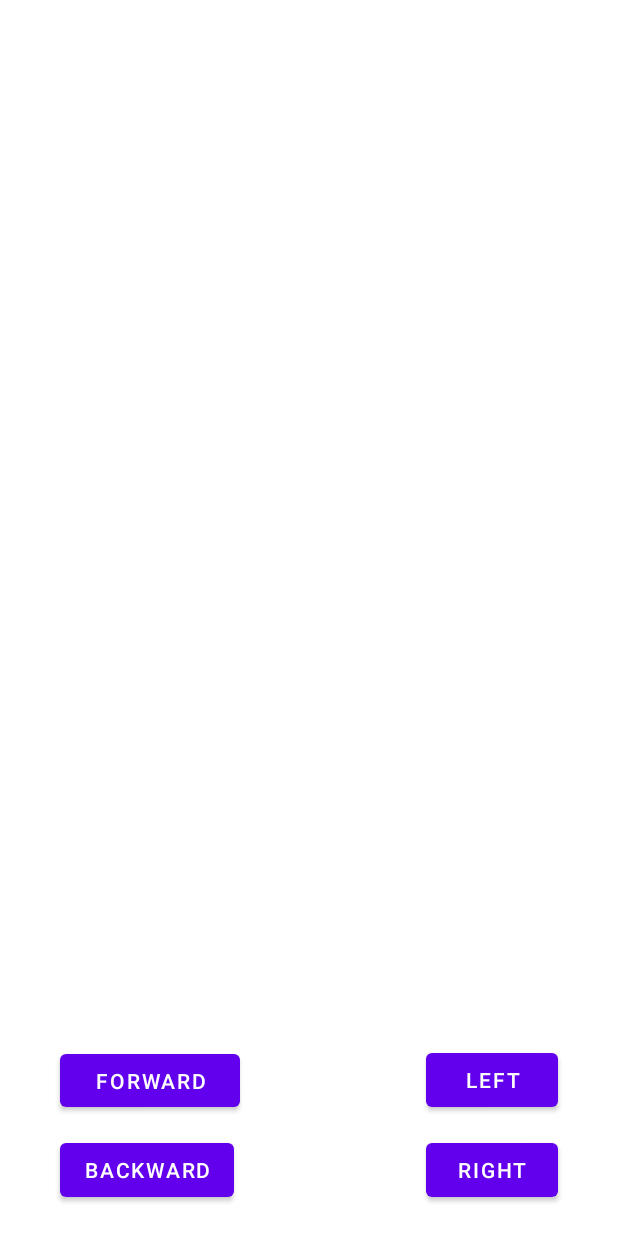
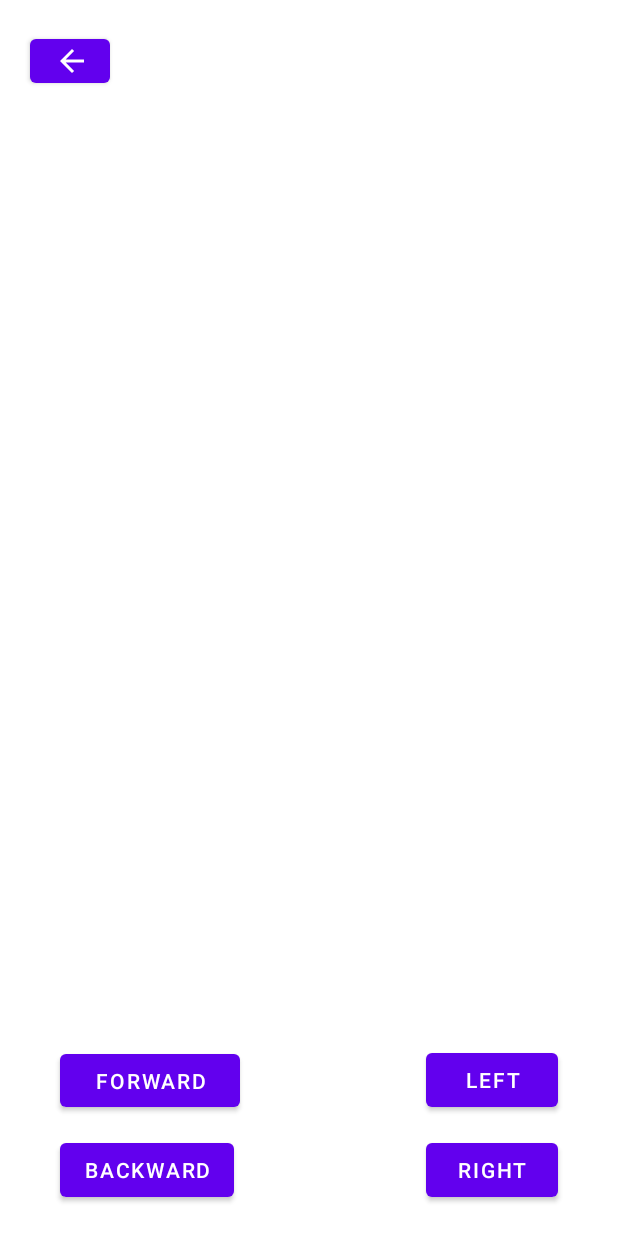
Before and after one commit to DIT113-V22/group-10, an Android app: the CarControl screen opened directly, with no data from a screen before it, on a phone screen of 412 x 824 dp. Run offline under Robolectric (Android 15) with nearby library versions, the phone set to English and light mode, and no system bars; our stand-ins replace navigation-ui; libraries missing offline, so code that uses them is left out: org.eclipse.paho; 2 statements that could not run were skipped.

Commit message:
#9 Changed the buttons so you need to press and hold in order for them to function and added a back button

```diff
--- a/Android/app/src/main/java/com/example/hermes/CarControl.java
+++ b/Android/app/src/main/java/com/example/hermes/CarControl.java
@@ -1,16 +1,17 @@
 package com.example.hermes;
 
+import android.content.Intent;
 import android.graphics.Bitmap;
 import android.graphics.Color;
 import android.os.Bundle;
-
-import androidx.appcompat.app.AppCompatActivity;
-
 import android.util.Log;
+import android.view.MotionEvent;
 import android.view.View;
+import android.widget.Button;
 import android.widget.ImageView;
 import android.widget.Toast;
 
+import androidx.appcompat.app.AppCompatActivity;
 import androidx.navigation.NavController;
 import androidx.navigation.Navigation;
 import androidx.navigation.ui.AppBarConfiguration;
@@ -18,7 +19,6 @@ import androidx.navigation.ui.NavigationUI;
 
 import com.example.hermes.databinding.ActivityCarControlBinding;
 import com.example.hermes.ui.MqttClient;
-import com.google.android.material.snackbar.Snackbar;
 
 import org.eclipse.paho.client.mqttv3.IMqttActionListener;
 import org.eclipse.paho.client.mqttv3.IMqttDeliveryToken;
@@ -77,12 +77,57 @@ public class CarControl extends AppCompatActivity {
        */
 
 
+        Button b = findViewById(R.id.backButton);
+        Button f = findViewById(R.id.ForButton);
+        Button l = findViewById(R.id.leftButton);
+        Button r = findViewById(R.id.rightButton);
+        b.setOnTouchListener(new View.OnTouchListener() {
+            @Override
+            public boolean onTouch(View view, MotionEvent motionEvent) {
+                if (motionEvent.getAction() == MotionEvent.ACTION_DOWN){
+                    move(-MOVEMENT_SPEED, STRAIGHT_ANGLE, "Going backward");
+                } else if (motionEvent.getAction() == MotionEvent.ACTION_UP) {
+                    move(IDLE_SPEED, STRAIGHT_ANGLE, "Stopping");
+                }
+                return false;
+            }
+        });
+        f.setOnTouchListener(new View.OnTouchListener() {
+            @Override
+            public boolean onTouch(View view, MotionEvent motionEvent) {
+                if (motionEvent.getAction() == MotionEvent.ACTION_DOWN) {
+                    move(MOVEMENT_SPEED, STRAIGHT_ANGLE, "Going forward");
+                } else if (motionEvent.getAction() == MotionEvent.ACTION_UP) {
+                    move(IDLE_SPEED, STRAIGHT_ANGLE, "Stopping");
+                }
+                return false;
+            }
+        });
+        l.setOnTouchListener(new View.OnTouchListener() {
+            @Override
+            public boolean onTouch(View view, MotionEvent motionEvent) {
+                if (motionEvent.getAction() == MotionEvent.ACTION_DOWN) {
+                    move(MOVEMENT_SPEED, -STEERING_ANGLE, "Going left");
+                } else if (motionEvent.getAction() == MotionEvent.ACTION_UP) {
+                    move(IDLE_SPEED, STRAIGHT_ANGLE, "Stopping");
+                }
+                return false;
+            }
+        });
+        r.setOnTouchListener(new View.OnTouchListener() {
+            @Override
+            public boolean onTouch(View view, MotionEvent motionEvent) {
+                if (motionEvent.getAction() == MotionEvent.ACTION_DOWN) {
+                    move(MOVEMENT_SPEED, STEERING_ANGLE, "Going right");
+                } else if (motionEvent.getAction() == MotionEvent.ACTION_UP) {
+                    move(IDLE_SPEED, STRAIGHT_ANGLE, "Stopping");
+                }
+                return false;
+            }
+        });
         mqttClient = new MqttClient(getApplicationContext(),MQTT_SERVER, TAG);
-       // mqttClientExternal = new MqttClient(getApplicationContext(),EXTERNAL_MQTT_BROKER,TAG);
         camera = findViewById(R.id.camera);
         connectToMqttBroker();
-
-
 
    }
 
@@ -178,9 +223,9 @@ public class CarControl extends AppCompatActivity {
         mqttClient.publish(STEERING_CONTROL,Integer.toString(steeringangle),QOS,null);
     }
 
+    /*
     public void goForward(View v){
         move(MOVEMENT_SPEED, STRAIGHT_ANGLE, "Going forward");
-
     }
     public void goBackward(View v){
         move(-MOVEMENT_SPEED, STRAIGHT_ANGLE, "Going backward");
@@ -191,6 +236,17 @@ public class CarControl extends AppCompatActivity {
    public void goRight(View v){
         move(MOVEMENT_SPEED, STEERING_ANGLE, "Going right");
    }
+    public void stop(View v) {
+        move(IDLE_SPEED, STRAIGHT_ANGLE, "Stopping");
+    }
+
+     */
+
+    public void home(View v){
+        Intent intent = new Intent(this, MainActivity.class);
+        startActivity(intent);
+    }
+
 
 
     @Override
--- a/Android/app/src/main/res/layout/activity_car_control.xml
+++ b/Android/app/src/main/res/layout/activity_car_control.xml
@@ -30,7 +30,6 @@
             android:layout_height="47dp"
             android:layout_marginStart="40dp"
             android:layout_marginBottom="80dp"
-            android:onClick="goForward"
             android:text="Forward"
             app:layout_constraintBottom_toBottomOf="parent"
             app:layout_constraintStart_toStartOf="parent" />
@@ -41,7 +40,6 @@
             android:layout_height="wrap_content"
             android:layout_marginStart="40dp"
             android:layout_marginBottom="20dp"
-            android:onClick="goBackward"
             android:text="Backward"
             app:layout_constraintBottom_toBottomOf="parent"
             app:layout_constraintStart_toStartOf="parent" />
@@ -52,7 +50,6 @@
             android:layout_height="wrap_content"
             android:layout_marginEnd="40dp"
             android:layout_marginBottom="80dp"
-            android:onClick="goLeft"
             android:text="LEFT"
             app:layout_constraintBottom_toBottomOf="parent"
             app:layout_constraintEnd_toEndOf="parent" />
@@ -63,10 +60,20 @@
             android:layout_height="wrap_content"
             android:layout_marginEnd="40dp"
             android:layout_marginBottom="20dp"
-            android:onClick="goRight"
             android:text="RIGHT"
             app:layout_constraintBottom_toBottomOf="parent"
             app:layout_constraintEnd_toEndOf="parent" />
+
+        <Button
+            android:id="@+id/back"
+            android:layout_width="53dp"
+            android:layout_height="41dp"
+            android:layout_marginStart="20dp"
+            android:layout_marginTop="20dp"
+            android:onClick="home"
+            app:icon="?attr/actionModeCloseDrawable"
+            app:layout_constraintStart_toStartOf="parent"
+            app:layout_constraintTop_toTopOf="parent" />
     </androidx.constraintlayout.widget.ConstraintLayout>
 
 </androidx.coordinatorlayout.widget.CoordinatorLayout>
--- a/Android/app/src/main/res/layout/activity_main.xml
+++ b/Android/app/src/main/res/layout/activity_main.xml
@@ -39,7 +39,7 @@
         android:layout_width="wrap_content"
         android:layout_height="wrap_content"
         android:onClick="start"
-        android:text="Button"
+        android:text="Steer"
         app:layout_constraintEnd_toEndOf="parent"
         app:layout_constraintStart_toStartOf="parent"
         app:layout_constraintTop_toTopOf="parent" />
--- a/Android/gradle.properties
+++ b/Android/gradle.properties
@@ -15,4 +15,4 @@ org.gradle.jvmargs=-Xmx2048m -Dfile.encoding=UTF-8
 # Android operating system, and which are packaged with your app"s APK
 # https://developer.android.com/topic/libraries/support-library/androidx-rn
 android.useAndroidX=true
-android.enableJetifier = true
+android.enableJetifier=true
```
Also changed, not shown: 5 other files. Lines whose indentation alone changed are shown as unchanged.
